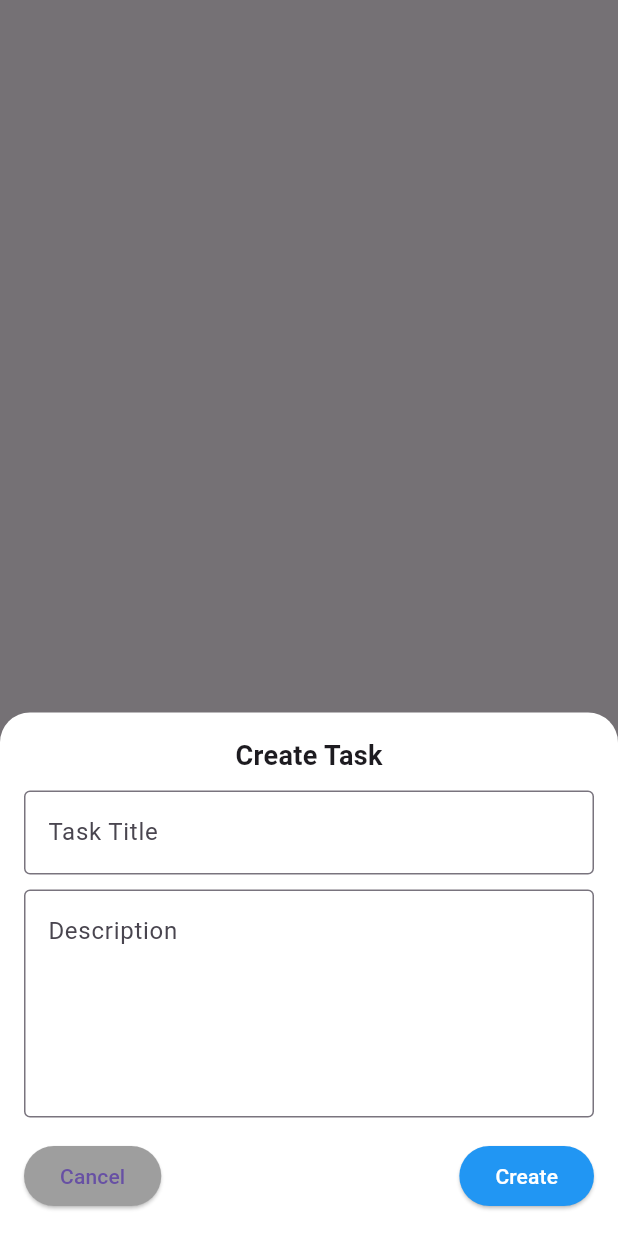
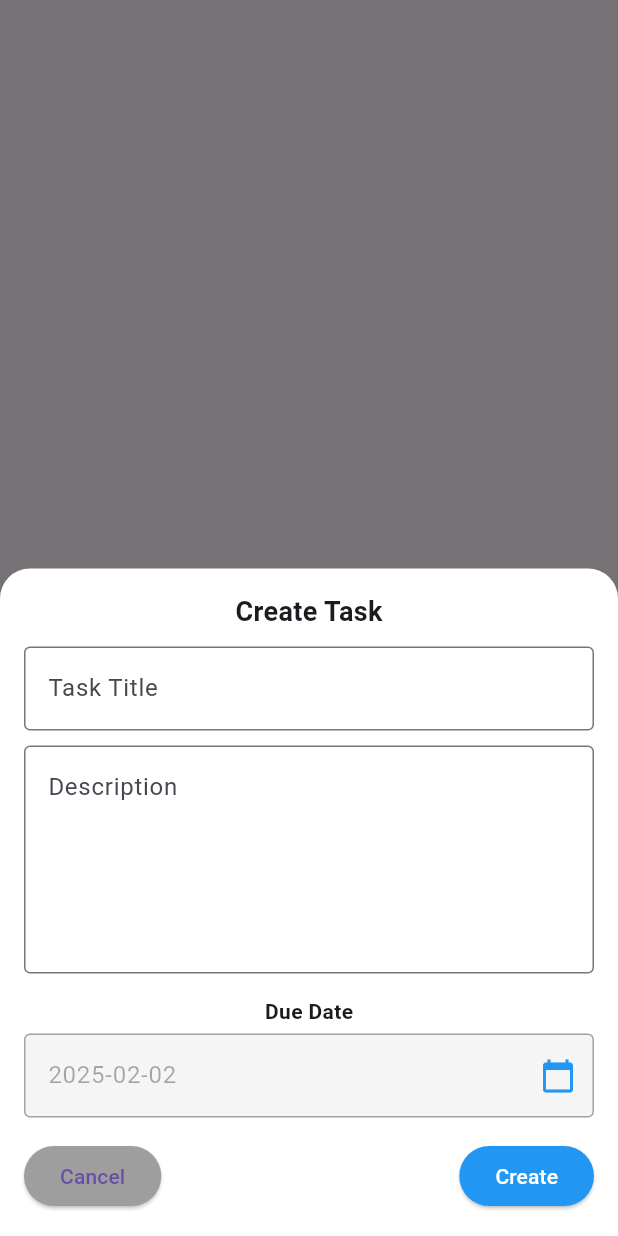
Before and after one commit to rahatcse5bu/it-way-bd-task_md_rahat, a Flutter app: what showCreateTaskBottomSheet() shows on an empty page, opened directly, on a phone screen of 412 x 824 dp. Run offline on Flutter 3.47's test engine with Material 3 defaults, Android fonts, the phone set to English and light mode, and no system bars; our stand-ins replace dartz, flutter_screenutil, get, google_fonts, shared_preferences; accounts and stored records are empty; network calls fail.

Commit message:
dueDate added in the create task

```diff
--- a/lib/app/APIs/api_helper.dart
+++ b/lib/app/APIs/api_helper.dart
@@ -16,7 +16,7 @@ abstract class ApiHelper {
   Future<Either<CustomError, List<ITWayBDTask>>> fetchAllTasks();
 
   Future<Either<CustomError, ITWayBDTask>> createTask(
-      String title, String description);
+      String title, String description, String dueDate);
   Future<Either<CustomError, ITWayBDTask>> markTaskAsCompleted(String taskId);
     Future<Either<CustomError, ITWayBDTask>> editTask(
       String taskId, String title, String description, String status, String dueDate);
--- a/lib/app/modules/contests/widgets/create_it_way_bd_task_bottomsheet.dart
+++ b/lib/app/modules/contests/widgets/create_it_way_bd_task_bottomsheet.dart
@@ -6,7 +6,8 @@ import '../controller/it_way_bd_task_controller.dart';
 void showCreateTaskBottomSheet(ITWayBDTaskController taskController) {
   final TextEditingController titleController = TextEditingController();
   final TextEditingController descController = TextEditingController();
-
+  /// **Due Date Picker Variable**
+  var selectedDueDate = Rx<DateTime>(DateTime.now());
   Get.bottomSheet(
     Container(
       padding: EdgeInsets.all(16),
@@ -44,7 +45,35 @@ void showCreateTaskBottomSheet(ITWayBDTaskController taskController) {
             ),
           ),
           SizedBox(height: 15),
-
+       /// **Due Date Picker**
+            Text("Due Date", style: TextStyle(fontWeight: FontWeight.bold)),
+            SizedBox(height: 5),
+            Obx(() => GestureDetector(
+                  onTap: () async {
+                    DateTime? pickedDate = await showDatePicker(
+                      context: Get.context!,
+                      initialDate: selectedDueDate.value,
+                      firstDate: DateTime(2000),
+                      lastDate: DateTime(2100),
+                    );
+                    if (pickedDate != null) {
+                      selectedDueDate.value = pickedDate; // ✅ Update selected date
+                    }
+                  },
+                  child: TextField(
+                    controller: TextEditingController(
+                        text: "${selectedDueDate.value.toLocal()}".split(" ")[0]), // ✅ Show formatted date
+                    enabled: false,
+                    decoration: InputDecoration(
+                      hintText: "Select due date",
+                      border: OutlineInputBorder(),
+                      filled: true,
+                      fillColor: Colors.grey[100],
+                      suffixIcon: Icon(Icons.calendar_today, color: Colors.blue),
+                    ),
+                  ),
+                )),
+            SizedBox(height: 15),
           /// **Action Buttons**
           Row(
             mainAxisAlignment: MainAxisAlignment.spaceBetween,
@@ -64,7 +93,7 @@ void showCreateTaskBottomSheet(ITWayBDTaskController taskController) {
                   if (titleController.text.isNotEmpty &&
                       descController.text.isNotEmpty) {
                     taskController.createTask(
-                        titleController.text, descController.text);
+                        titleController.text, descController.text,    selectedDueDate.value.toIso8601String()); // ✅ Pass due date);
                     Get.back(); // ✅ Close BottomSheet after creation
                   } else {
                     Get.snackbar(
```
Also changed, not shown: lib/app/APIs/api_helper_implementation.dart (+7 -5 lines), lib/app/modules/contests/controller/it_way_bd_task_controller.dart (+6 -3 lines).
